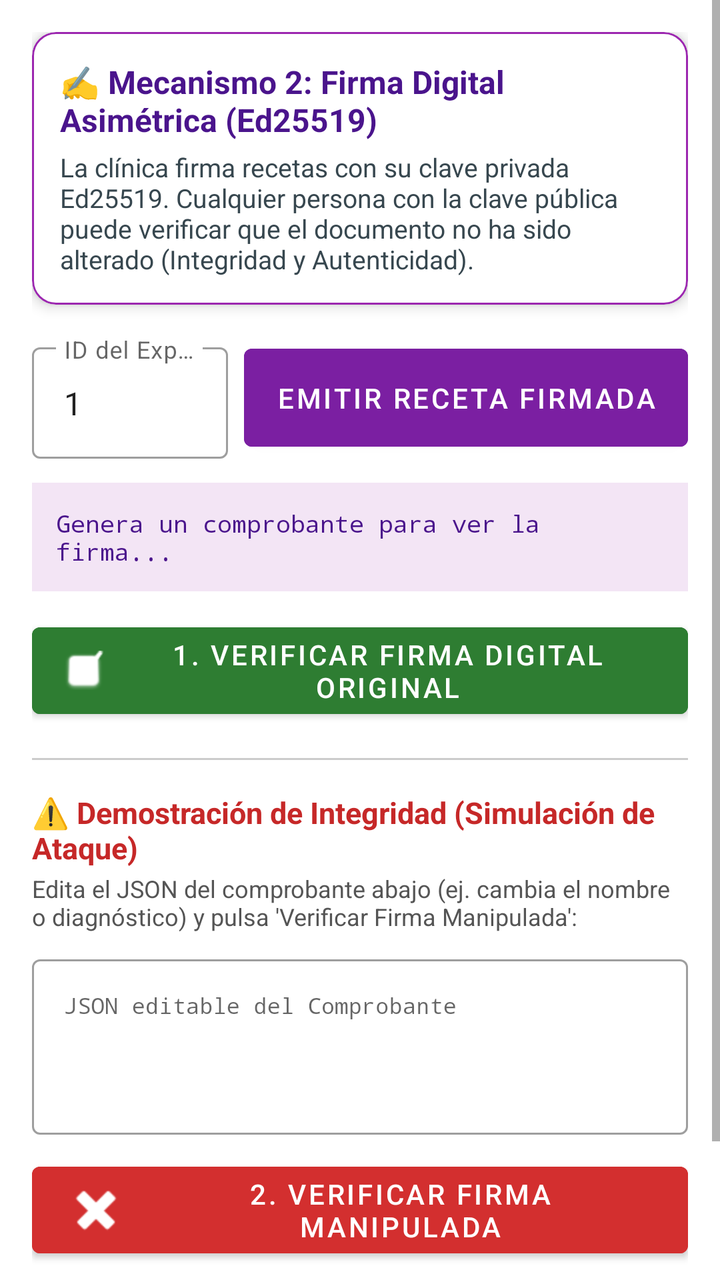
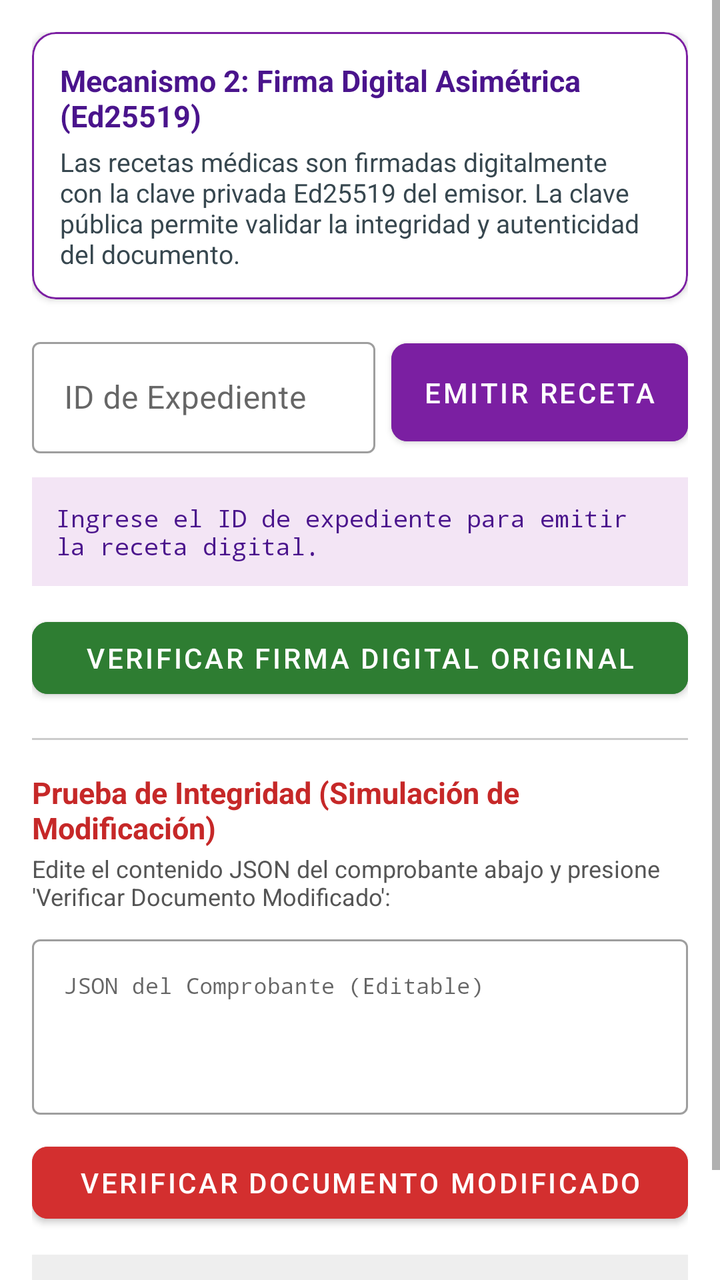

Screens rendered from an Android XML layout before and after an edit, with the pre-edit source and the edit as a unified diff.
<!-- AndroidManifest.xml: application theme Theme.AppClinic -->
<!-- res/layout/fragment_comprobantes.xml -->
<?xml version="1.0" encoding="utf-8"?>
<ScrollView xmlns:android="http://schemas.android.com/apk/res/android"
    xmlns:app="http://schemas.android.com/apk/res-auto"
    android:layout_width="match_parent"
    android:layout_height="match_parent"
    android:fillViewport="true">

    <LinearLayout
        android:layout_width="match_parent"
        android:layout_height="wrap_content"
        android:orientation="vertical"
        android:padding="16dp">

        
        <com.google.android.material.card.MaterialCardView
            android:layout_width="match_parent"
            android:layout_height="wrap_content"
            android:layout_marginBottom="16dp"
            app:cardCornerRadius="12dp"
            app:cardElevation="4dp"
            app:strokeColor="#9C27B0"
            app:strokeWidth="1dp">

            <LinearLayout
                android:layout_width="match_parent"
                android:layout_height="wrap_content"
                android:orientation="vertical"
                android:padding="14dp">

                <TextView
                    android:layout_width="wrap_content"
                    android:layout_height="wrap_content"
                    android:text="✍️ Mecanismo 2: Firma Digital Asimétrica (Ed25519)"
                    android:textColor="#4A148C"
                    android:textSize="16sp"
                    android:textStyle="bold" />

                <TextView
                    android:layout_width="wrap_content"
                    android:layout_height="wrap_content"
                    android:layout_marginTop="4dp"
                    android:text="La clínica firma recetas con su clave privada Ed25519. Cualquier persona con la clave pública puede verificar que el documento no ha sido alterado (Integridad y Autenticidad)."
                    android:textColor="#37474F"
                    android:textSize="13sp" />
            </LinearLayout>
        </com.google.android.material.card.MaterialCardView>

        
        <LinearLayout
            android:layout_width="match_parent"
            android:layout_height="wrap_content"
            android:orientation="horizontal">

            <com.google.android.material.textfield.TextInputLayout
                style="@style/Widget.MaterialComponents.TextInputLayout.OutlinedBox"
                android:layout_width="0dp"
                android:layout_height="wrap_content"
                android:layout_weight="1"
                android:hint="ID del Expediente">

                <com.google.android.material.textfield.TextInputEditText
                    android:id="@+id/etComprobanteRecordId"
                    android:layout_width="match_parent"
                    android:layout_height="wrap_content"
                    android:inputType="number"
                    android:text="1" />
            </com.google.android.material.textfield.TextInputLayout>

            <com.google.android.material.button.MaterialButton
                android:id="@+id/btnEmitirComprobante"
                android:layout_width="wrap_content"
                android:layout_height="match_parent"
                android:layout_marginStart="8dp"
                android:backgroundTint="#7B1FA2"
                android:text="Emitir Receta Firmada" />
        </LinearLayout>

        
        <TextView
            android:id="@+id/tvDetalleComprobante"
            android:layout_width="match_parent"
            android:layout_height="wrap_content"
            android:layout_marginTop="12dp"
            android:background="#F3E5F5"
            android:fontFamily="monospace"
            android:padding="12dp"
            android:text="Genera un comprobante para ver la firma..."
            android:textColor="#4A148C"
            android:textSize="12sp" />

        
        <com.google.android.material.button.MaterialButton
            android:id="@+id/btnVerificarOriginal"
            style="@style/Widget.MaterialComponents.Button"
            android:layout_width="match_parent"
            android:layout_height="wrap_content"
            android:layout_marginTop="12dp"
            android:backgroundTint="#2E7D32"
            android:text="1. Verificar Firma Digital Original"
            app:icon="@android:drawable/checkbox_on_background" />

        <View
            android:layout_width="match_parent"
            android:layout_height="1dp"
            android:layout_marginVertical="16dp"
            android:background="#CCCCCC" />

        
        <TextView
            android:layout_width="wrap_content"
            android:layout_height="wrap_content"
            android:text="⚠️ Demostración de Integridad (Simulación de Ataque)"
            android:textColor="#C62828"
            android:textSize="15sp"
            android:textStyle="bold" />

        <TextView
            android:layout_width="wrap_content"
            android:layout_height="wrap_content"
            android:layout_marginTop="2dp"
            android:text="Edita el JSON del comprobante abajo (ej. cambia el nombre o diagnóstico) y pulsa 'Verificar Firma Manipulada':"
            android:textColor="#555555"
            android:textSize="12sp" />

        <com.google.android.material.textfield.TextInputLayout
            style="@style/Widget.MaterialComponents.TextInputLayout.OutlinedBox"
            android:layout_width="match_parent"
            android:layout_height="wrap_content"
            android:layout_marginTop="8dp"
            android:hint="JSON editable del Comprobante">

            <com.google.android.material.textfield.TextInputEditText
                android:id="@+id/etJsonEditable"
                android:layout_width="match_parent"
                android:layout_height="wrap_content"
                android:fontFamily="monospace"
                android:gravity="top"
                android:inputType="textMultiLine"
                android:lines="4"
                android:textSize="11sp" />
        </com.google.android.material.textfield.TextInputLayout>

        <com.google.android.material.button.MaterialButton
            android:id="@+id/btnVerificarManipulado"
            style="@style/Widget.MaterialComponents.Button"
            android:layout_width="match_parent"
            android:layout_height="wrap_content"
            android:layout_marginTop="10dp"
            android:backgroundTint="#D32F2F"
            android:text="2. Verificar Firma Manipulada"
            app:icon="@android:drawable/ic_delete" />

        
        <TextView
            android:id="@+id/tvResultadoVerificacion"
            android:layout_width="match_parent"
            android:layout_height="wrap_content"
            android:layout_marginTop="12dp"
            android:background="#EEEEEE"
            android:fontFamily="monospace"
            android:padding="12dp"
            android:text="Estado de verificación: Esperando acción"
            android:textColor="#333333"
            android:textSize="13sp"
            android:textStyle="bold" />

    </LinearLayout>
</ScrollView>
<!-- resources referenced by this layout -->
<resources>
  <style name="Theme.AppClinic" parent="Theme.MaterialComponents.DayNight.NoActionBar">
          
          <item name="colorPrimary">@color/medical_blue</item>
          <item name="colorPrimaryVariant">@color/medical_blue_dark</item>
          <item name="colorOnPrimary">@color/white</item>
          
          <item name="colorSecondary">@color/teal_200</item>
          <item name="colorSecondaryVariant">@color/teal_700</item>
          <item name="colorOnSecondary">@color/black</item>
          
          <item name="android:statusBarColor">@color/medical_blue_dark</item>
      </style>
  <color name="medical_blue">#0265DC</color>
  <color name="medical_blue_dark">#01479C</color>
  <color name="white">#FFFFFFFF</color>
  <color name="teal_200">#FF03DAC5</color>
  <color name="teal_700">#FF018786</color>
  <color name="black">#FF000000</color>
</resources>

<!-- the commit's change to res/layout/fragment_comprobantes.xml (unified diff, before → after) -->
@@ -17,8 +17,8 @@
             android:layout_height="wrap_content"
             android:layout_marginBottom="16dp"
             app:cardCornerRadius="12dp"
-            app:cardElevation="4dp"
-            app:strokeColor="#9C27B0"
+            app:cardElevation="2dp"
+            app:strokeColor="#7B1FA2"
             app:strokeWidth="1dp">
 
             <LinearLayout
@@ -30,16 +30,16 @@
                 <TextView
                     android:layout_width="wrap_content"
                     android:layout_height="wrap_content"
-                    android:text="✍️ Mecanismo 2: Firma Digital Asimétrica (Ed25519)"
+                    android:text="Mecanismo 2: Firma Digital Asimétrica (Ed25519)"
                     android:textColor="#4A148C"
-                    android:textSize="16sp"
+                    android:textSize="15sp"
                     android:textStyle="bold" />
 
                 <TextView
                     android:layout_width="wrap_content"
                     android:layout_height="wrap_content"
                     android:layout_marginTop="4dp"
-                    android:text="La clínica firma recetas con su clave privada Ed25519. Cualquier persona con la clave pública puede verificar que el documento no ha sido alterado (Integridad y Autenticidad)."
+                    android:text="Las recetas médicas son firmadas digitalmente con la clave privada Ed25519 del emisor. La clave pública permite validar la integridad y autenticidad del documento."
                     android:textColor="#37474F"
                     android:textSize="13sp" />
             </LinearLayout>
@@ -56,14 +56,13 @@
                 android:layout_width="0dp"
                 android:layout_height="wrap_content"
                 android:layout_weight="1"
-                android:hint="ID del Expediente">
+                android:hint="ID de Expediente">
 
                 <com.google.android.material.textfield.TextInputEditText
                     android:id="@+id/etComprobanteRecordId"
                     android:layout_width="match_parent"
                     android:layout_height="wrap_content"
-                    android:inputType="number"
-                    android:text="1" />
+                    android:inputType="number" />
             </com.google.android.material.textfield.TextInputLayout>
 
             <com.google.android.material.button.MaterialButton
@@ -72,7 +71,8 @@
                 android:layout_height="match_parent"
                 android:layout_marginStart="8dp"
                 android:backgroundTint="#7B1FA2"
-                android:text="Emitir Receta Firmada" />
+                android:text="Emitir Receta"
+                app:cornerRadius="8dp" />
         </LinearLayout>
 
         
@@ -84,7 +84,7 @@
             android:background="#F3E5F5"
             android:fontFamily="monospace"
             android:padding="12dp"
-            android:text="Genera un comprobante para ver la firma..."
+            android:text="Ingrese el ID de expediente para emitir la receta digital."
             android:textColor="#4A148C"
             android:textSize="12sp" />
 
@@ -96,8 +96,8 @@
             android:layout_height="wrap_content"
             android:layout_marginTop="12dp"
             android:backgroundTint="#2E7D32"
-            android:text="1. Verificar Firma Digital Original"
-            app:icon="@android:drawable/checkbox_on_background" />
+            android:text="Verificar Firma Digital Original"
+            app:cornerRadius="8dp" />
 
         <View
             android:layout_width="match_parent"
@@ -109,7 +109,7 @@
         <TextView
             android:layout_width="wrap_content"
             android:layout_height="wrap_content"
-            android:text="⚠️ Demostración de Integridad (Simulación de Ataque)"
+            android:text="Prueba de Integridad (Simulación de Modificación)"
             android:textColor="#C62828"
             android:textSize="15sp"
             android:textStyle="bold" />
@@ -118,7 +118,7 @@
             android:layout_width="wrap_content"
             android:layout_height="wrap_content"
             android:layout_marginTop="2dp"
-            android:text="Edita el JSON del comprobante abajo (ej. cambia el nombre o diagnóstico) y pulsa 'Verificar Firma Manipulada':"
+            android:text="Edite el contenido JSON del comprobante abajo y presione 'Verificar Documento Modificado':"
             android:textColor="#555555"
             android:textSize="12sp" />
 
@@ -127,7 +127,7 @@
             android:layout_width="match_parent"
             android:layout_height="wrap_content"
             android:layout_marginTop="8dp"
-            android:hint="JSON editable del Comprobante">
+            android:hint="JSON del Comprobante (Editable)">
 
             <com.google.android.material.textfield.TextInputEditText
                 android:id="@+id/etJsonEditable"
@@ -147,8 +147,8 @@
             android:layout_height="wrap_content"
             android:layout_marginTop="10dp"
             android:backgroundTint="#D32F2F"
-            android:text="2. Verificar Firma Manipulada"
-            app:icon="@android:drawable/ic_delete" />
+            android:text="Verificar Documento Modificado"
+            app:cornerRadius="8dp" />
 
         
         <TextView
@@ -159,7 +159,7 @@
             android:background="#EEEEEE"
             android:fontFamily="monospace"
             android:padding="12dp"
-            android:text="Estado de verificación: Esperando acción"
+            android:text="Estado de verificación: En espera de acción."
             android:textColor="#333333"
             android:textSize="13sp"
             android:textStyle="bold" />
